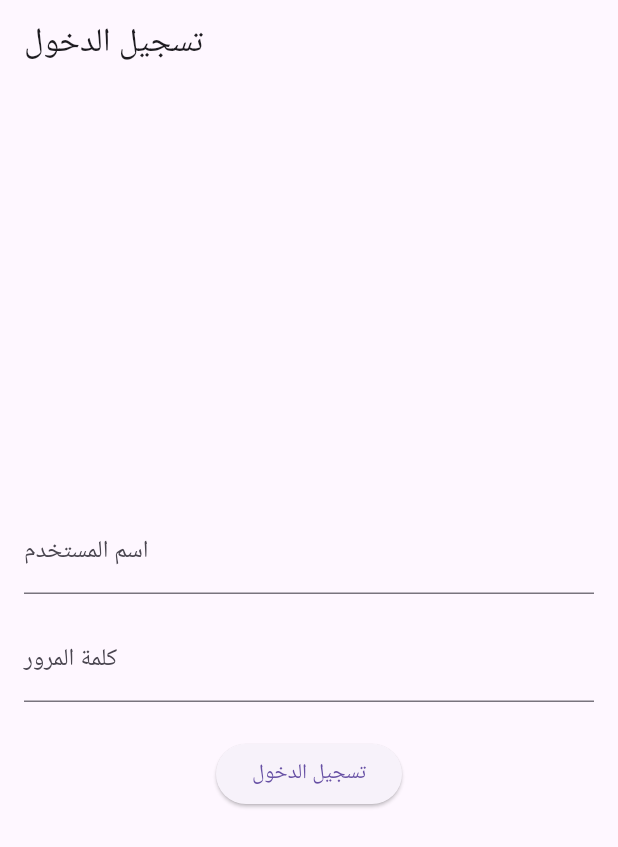
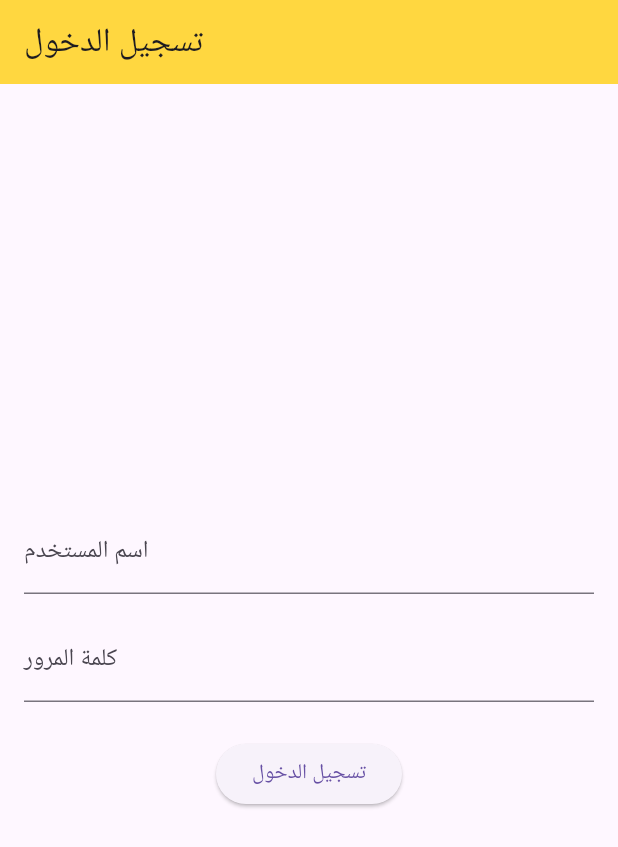
Before and after one commit to ghaleb81/pharmacy-management, a Flutter app: the screen it shows after launch, on a phone screen of 412 x 824 dp. Shown: the top 847 px of the screen. Run offline on Flutter 3.47's test engine with Material 3 defaults, Android fonts, the light colour scheme and no system bars.

```diff
--- a/lib/main.dart
+++ b/lib/main.dart
@@ -72,7 +72,10 @@ class _LoginPageState extends State<LoginPage> {
   @override
   Widget build(BuildContext context) {
     return Scaffold(
-      appBar: AppBar(title: const Text('تسجيل الدخول')),
+      appBar: AppBar(
+        title: const Text('تسجيل الدخول'),
+        backgroundColor: Colors.amberAccent,
+      ),
       body: Padding(
         padding: const EdgeInsets.all(16.0),
         child: Column(
```
